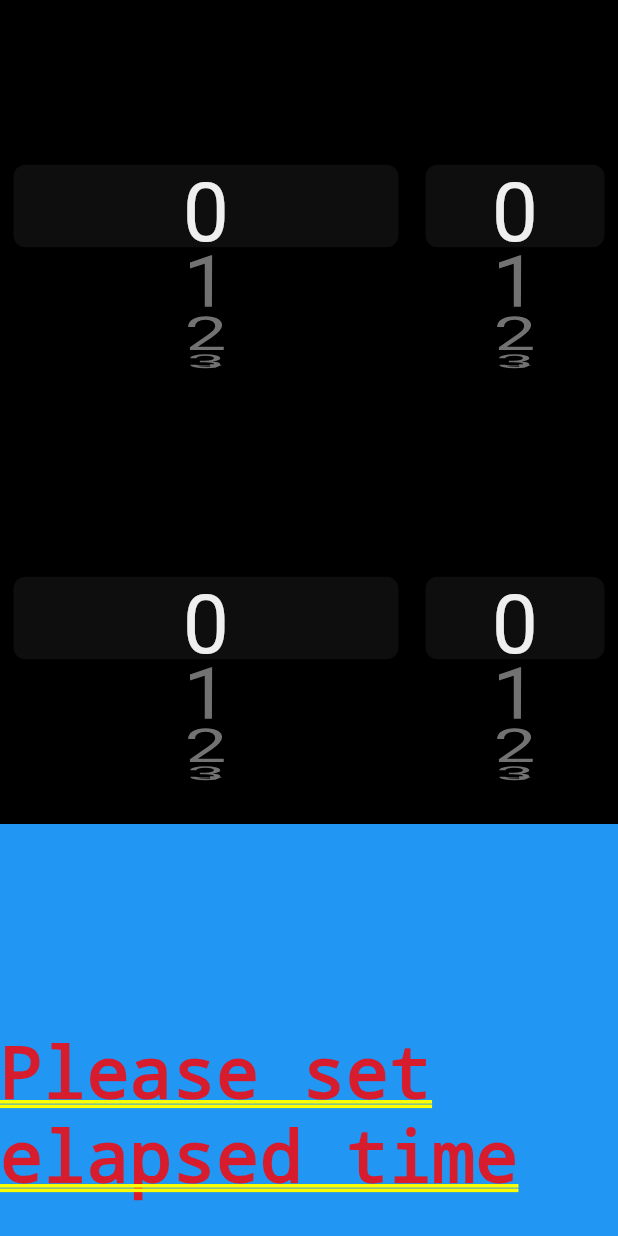
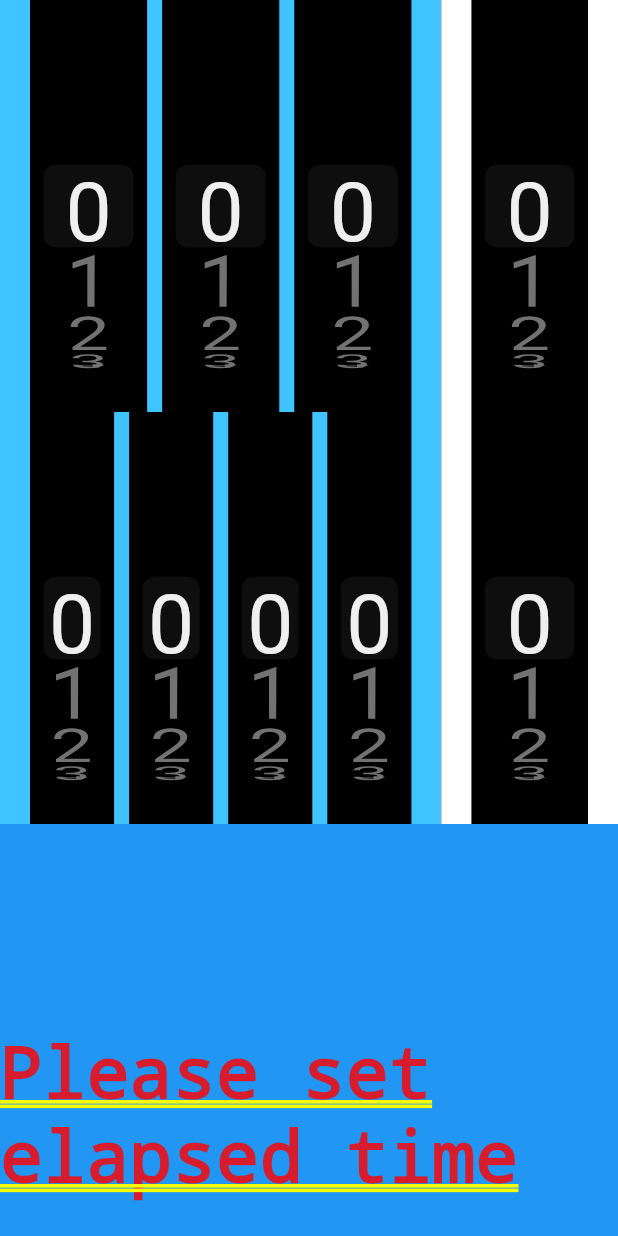
Before and after one commit to davidanew/pycalc_flutter, a Flutter app: the screen it shows after launch, on a phone screen of 412 x 824 dp. Run offline on Flutter 3.47's test engine with Material 2 defaults, Android fonts, the phone set to English and light mode, and no system bars; our stand-ins replace rxdart.

Commit message:
Correct number of pickers

```diff
--- a/lib/main.dart
+++ b/lib/main.dart
@@ -41,42 +41,103 @@ class NewWidget extends StatelessWidget {
         children: <Widget>[
           //All pickers
           Expanded(
-            //Pickers here
             flex: 2,
             child: Container(
               color: Colors.red,
               child: Row(
                 children: <Widget>[
                   //Elapsed time and PY
+
                   Expanded(
-                    flex: 2,
+                    flex: 25,
                     child: Container(
+                      padding: EdgeInsets.only(left: 20, right: 20),
                       color: Colors.lightBlueAccent,
                       child: Column(
+                        crossAxisAlignment: CrossAxisAlignment.stretch,
                         children: <Widget>[
                           //Laps
                           Expanded(
-                            child: PickerContainer(onSelectedItemChanged: (i) {
+                            child: Container(
+                              child: Row(
+                                mainAxisAlignment:
+                                    MainAxisAlignment.spaceEvenly,
+                                children: <Widget>[
+                                  //SizedBox(width: 10),
+                                  Expanded(child: PickerContainer(
+                                      onSelectedItemChanged: (i) {
                                     Provider.of<Controller>(context)
                                         .timeIndexSubject
                                         .add(i);
-                            }),
+                                  })),
+                                  SizedBox(width: 10),
+                                  Expanded(child: PickerContainer(
+                                      onSelectedItemChanged: (i) {
+                                    Provider.of<Controller>(context)
+                                        .timeIndexSubject
+                                        .add(i);
+                                  })),
+                                  SizedBox(width: 10),
+                                  Expanded(child: PickerContainer(
+                                      onSelectedItemChanged: (i) {
+                                    Provider.of<Controller>(context)
+                                        .timeIndexSubject
+                                        .add(i);
+                                  })),
+                                  //SizedBox(width: 10),
+                                ],
+                              ),
+                            ),
                           ),
                           //Max laps
                           Expanded(
-                            child: PickerContainer(onSelectedItemChanged: (i) {
+                            child: Container(
+                              child: Row(
+                                mainAxisAlignment:
+                                    MainAxisAlignment.spaceEvenly,
+                                children: <Widget>[
+                                  //SizedBox(width: 10),
+                                  Expanded(child: PickerContainer(
+                                      onSelectedItemChanged: (i) {
                                     Provider.of<Controller>(context)
                                         .pyIndexSubject
                                         .add(i);
-                            }),
-                          )
+                                  })),
+                                  SizedBox(width: 10),
+                                  Expanded(child: PickerContainer(
+                                      onSelectedItemChanged: (i) {
+                                    Provider.of<Controller>(context)
+                                        .pyIndexSubject
+                                        .add(i);
+                                  })),
+                                  SizedBox(width: 10),
+                                  Expanded(child: PickerContainer(
+                                      onSelectedItemChanged: (i) {
+                                    Provider.of<Controller>(context)
+                                        .pyIndexSubject
+                                        .add(i);
+                                  })),
+                                  SizedBox(width: 10),
+                                  Expanded(child: PickerContainer(
+                                      onSelectedItemChanged: (i) {
+                                    Provider.of<Controller>(context)
+                                        .pyIndexSubject
+                                        .add(i);
+                                  })),
+                                  //SizedBox(width: 10),
+                                ],
+                              ),
+                            ),
+                          ),
                         ],
                       ),
                     ),
                   ),
                   //Laps and max laps
                   Expanded(
+                    flex: 10,
                     child: Container(
+                      padding: EdgeInsets.only(left: 20, right: 20),
                       color: Colors.white,
                       child: Column(
                         children: <Widget>[
@@ -106,7 +167,6 @@ class NewWidget extends StatelessWidget {
           ),
           //All output
           Expanded(
-            //Output here
             child: Container(
               color: Colors.blue,
               child: Column(
```
Lines whose indentation alone changed are shown as unchanged.
